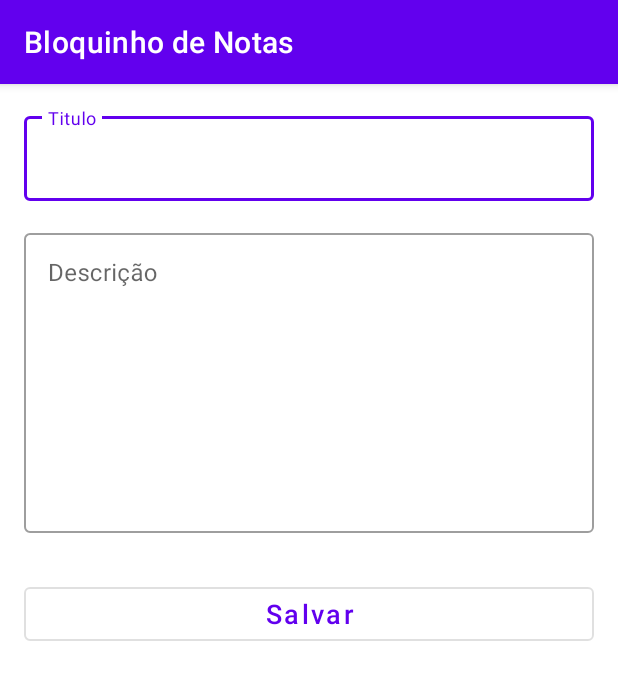
After one commit to beritcarvalho/blocodenotasandroid, an Android app: the NotaActivity screen opened directly, with no data from a screen before it, on a phone screen of 412 x 824 dp. The commit adds this screen. Shown: the top 680 px of the screen. Run offline under Robolectric (Android 15) with nearby library versions, the phone set to English and light mode, and no system bars.

Commit message:
Criacao segunda tela
*Ativando o botao de ativar nova nota
*criacao do metodo de linkagem
*criacao da segunda a tela
*criacao do laytou de cada nota

```diff
--- a/BloquinhodeNotas/app/src/main/AndroidManifest.xml
+++ b/BloquinhodeNotas/app/src/main/AndroidManifest.xml
@@ -9,6 +9,7 @@
         android:roundIcon="@mipmap/ic_launcher_round"
         android:supportsRtl="true"
         android:theme="@style/Theme.BloquinhoDeNotas">
+        <activity android:name=".NotaActivity"></activity>
         <activity android:name=".MainActivity">
             <intent-filter>
                 <action android:name="android.intent.action.MAIN" />
--- /dev/null
+++ b/BloquinhodeNotas/app/src/main/java/com/example/bloquinhodenotas/NotaActivity.java
@@ -0,0 +1,14 @@
+package com.example.bloquinhodenotas;
+
+import androidx.appcompat.app.AppCompatActivity;
+
+import android.os.Bundle;
+
+public class NotaActivity extends AppCompatActivity {
+
+    @Override
+    protected void onCreate(Bundle savedInstanceState) {
+        super.onCreate(savedInstanceState);
+        setContentView(R.layout.activity_nota);
+    }
+}
--- a/BloquinhodeNotas/app/src/main/res/layout/activity_main.xml
+++ b/BloquinhodeNotas/app/src/main/res/layout/activity_main.xml
@@ -6,19 +6,20 @@
     android:layout_height="match_parent"
     tools:context=".MainActivity" >
 
+
     <androidx.recyclerview.widget.RecyclerView
         android:id="@+id/recycler_notas"
         android:layout_width="match_parent"
         android:layout_height="match_parent" />
 
-
     <com.google.android.material.floatingactionbutton.FloatingActionButton
-        android:id="@+id/floating_action_button"
+        android:id="@+id/fab_novaNota"
         android:layout_width="wrap_content"
         android:layout_height="wrap_content"
         android:layout_gravity="bottom|right"
         android:layout_margin="16dp"
         android:contentDescription="@string/adicionarNota"
+        android:onClick="fabNovaNotaClick"
         app:backgroundTint="#E91E63"
         app:srcCompat="@drawable/add" />
 
--- /dev/null
+++ b/BloquinhodeNotas/app/src/main/res/layout/activity_nota.xml
@@ -0,0 +1,68 @@
+<?xml version="1.0" encoding="utf-8"?>
+<LinearLayout xmlns:android="http://schemas.android.com/apk/res/android"
+    xmlns:app="http://schemas.android.com/apk/res-auto"
+    xmlns:tools="http://schemas.android.com/tools"
+    android:layout_width="match_parent"
+    android:layout_height="match_parent"
+    android:orientation="vertical"
+    tools:context=".NotaActivity">
+
+
+
+    <com.google.android.material.textfield.TextInputLayout
+        android:id="@+id/layoutTituloNota"
+        android:layout_width="match_parent"
+        android:layout_height="wrap_content"
+        android:hint="@string/tituloNota"
+        android:layout_marginStart="16dp"
+        android:layout_marginTop="16dp"
+        android:layout_marginEnd="16dp"
+        style="@style/Widget.MaterialComponents.TextInputLayout.OutlinedBox">
+
+        <com.google.android.material.textfield.TextInputEditText
+        android:id="@+id/editTituloNota"
+            android:layout_width="match_parent"
+            android:layout_height="wrap_content"
+            />
+
+    </com.google.android.material.textfield.TextInputLayout>
+
+
+
+    <com.google.android.material.textfield.TextInputLayout
+        android:id="@+id/layoutTextoNota"
+        android:layout_width="match_parent"
+        android:layout_height="wrap_content"
+        android:hint="@string/textoNota"
+        android:layout_marginStart="16dp"
+        android:layout_marginTop="16dp"
+        android:layout_marginEnd="16dp"
+        style="@style/Widget.MaterialComponents.TextInputLayout.OutlinedBox">
+
+        <com.google.android.material.textfield.TextInputEditText
+            android:id="@+id/editTextoNota"
+            android:layout_width="match_parent"
+            android:layout_height="200dp"
+            android:gravity="clip_vertical"
+            android:inputType="textMultiLine"
+            />
+
+
+    </com.google.android.material.textfield.TextInputLayout>
+
+    <Button
+        android:id="@+id/btnSalvar"
+        android:layout_width="match_parent"
+        android:layout_height="wrap_content"
+        android:text="@string/btnSalvar"
+        android:layout_marginStart="16dp"
+        android:layout_marginEnd="16dp"
+        android:layout_marginTop="30dp"
+        android:textSize="18sp"
+        android:textAllCaps="false"
+        style="@style/Widget.MaterialComponents.Button.OutlinedButton"
+        />
+
+
+
+</LinearLayout>
--- a/BloquinhodeNotas/app/src/main/res/values/strings.xml
+++ b/BloquinhodeNotas/app/src/main/res/values/strings.xml
@@ -1,4 +1,10 @@
 <resources>
     <string name="app_name">Bloquinho de Notas</string>
     <string name="adicionarNota">Adicionar Nota</string>
+    <string name="tituloNota">Titulo</string>
+    <string name="textoNota">Descrição</string>
+    <string name="btnSalvar">Salvar</string>
+    <string name="dataCriacao">Data de Criação: </string>
+    <string name="excluir">Deseja excluir esta nota?</string>
+
 </resources>
--- a/BloquinhodeNotas/build.gradle
+++ b/BloquinhodeNotas/build.gradle
@@ -5,7 +5,7 @@ buildscript {
         jcenter()
     }
     dependencies {
-        classpath "com.android.tools.build:gradle:4.1.0"
+        classpath 'com.android.tools.build:gradle:4.1.1'
 
         // NOTE: Do not place your application dependencies here; they belong
         // in the individual module build.gradle files
```
Also changed, not shown: BloquinhodeNotas/app/src/main/java/com/example/bloquinhodenotas/MainActivity.java (+7 -0 lines), BloquinhodeNotas/app/src/main/res/drawable/nota.xml (added, +18 -0 lines), BloquinhodeNotas/app/src/main/res/layout/layout_list_nota.xml (added, +42 -0 lines).
